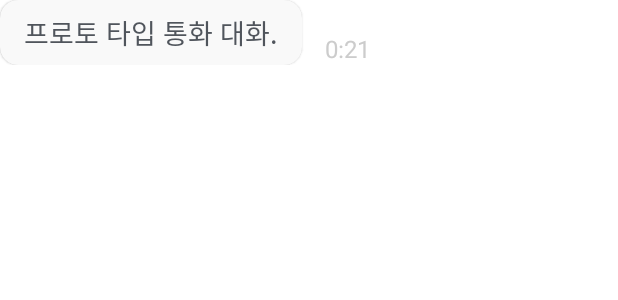
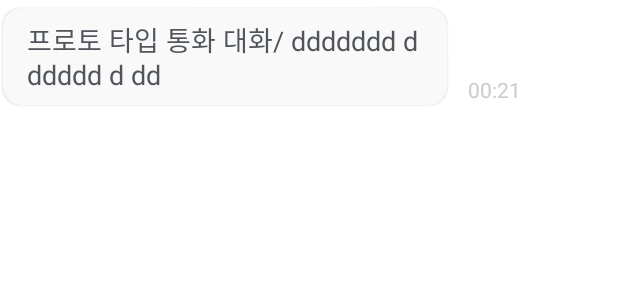
Before and after one commit to 2mushr00m/dialLog, an Android app built with Jetpack Compose: the layout item_transcript.xml on its own in the app's theme, with its tools: preview values and no code run, on a phone screen of 412 x 824 dp. Shown: the top 300 px of the screen. Run offline under Robolectric (Android 15) with nearby library versions, the phone set to English and light mode, and no system bars.

Commit message:
2025-10-01 Activity bind

```diff
--- a/app/src/main/java/com/example/diallog/data/repository/ClovaSpeechTranscriber.java
+++ b/app/src/main/java/com/example/diallog/data/repository/ClovaSpeechTranscriber.java
@@ -65,7 +65,7 @@ public final class ClovaSpeechTranscriber implements Transcriber {
         try {
             // 1) File Resolved
             AudioUriResolver resolver = new AudioUriResolver(app);
-            resolved = resolver.resolveWithFallback(audioUri, app.getResources(), R.raw.sample1, "sample1.mp3");
+            resolved = resolver.resolveWithFallback(audioUri, app.getResources(), R.raw.sample1, "raw/sample1.mp3");
 
             Log.d(TAG, "파일 해석: path=" + resolved.file
                     + " size=" + resolved.file.length()
--- a/app/src/main/java/com/example/diallog/data/repository/GoogleTranscriber.java
+++ b/app/src/main/java/com/example/diallog/data/repository/GoogleTranscriber.java
@@ -167,7 +167,7 @@ public final class GoogleTranscriber implements Transcriber {
         AudioUriResolver.ResolvedAudio resolved = null;
         try {
             AudioUriResolver resolver = new AudioUriResolver(app);
-            resolved = resolver.resolveWithFallback(input.uri, app.getResources(), R.raw.sample_eng1, "sample_eng1.mp3");
+            resolved = resolver.resolveWithFallback(input.uri, app.getResources(), R.raw.sample_eng1, "raw/sample_eng1.mp3");
 
             int sampleRateHz = GoogleSttAudioHelper.extractSampleRateHz(resolved.file);
             byte[] audioBytes = readFile(resolved.file);
--- a/app/src/main/java/com/example/diallog/data/repository/MockCallRepository.java
+++ b/app/src/main/java/com/example/diallog/data/repository/MockCallRepository.java
@@ -20,8 +20,8 @@ public final class MockCallRepository implements CallRepository {
 
     public MockCallRepository(@NonNull Context app) {
         // 캐시에 샘플 파일 복사 후 그 절대경로를 path로 사용
-        File a = copyRawToCache(app, R.raw.sample1, "sample1.mp3");
-        File b = copyRawToCache(app, R.raw.sample2, "sample2.mp3");
+        File a = copyRawToCache(app, R.raw.sample1, "raw/sample1.mp3");
+        File b = copyRawToCache(app, R.raw.sample2, "raw/sample2.mp3");
         long now = System.currentTimeMillis();
         fake.add(new CallRecord(Uri.fromFile(a), "통화1", 120_000, now));
         fake.add(new CallRecord(Uri.fromFile(b), "통화2",  60_000, now - 3_600_000));
--- a/app/src/main/res/layout/activity_summary.xml
+++ b/app/src/main/res/layout/activity_summary.xml
@@ -32,11 +32,9 @@
         android:id="@+id/content_container"
         android:layout_width="match_parent"
         android:layout_height="wrap_content"
-        android:layout_marginVertical="35dp"
-        android:layout_marginHorizontal="20dp"
         app:layout_anchor="@+id/content_container"
         app:layout_anchorGravity="center"
-        app:layout_behavior="@string/appbar_scrolling_view_behavior">
+        app:layout_behavior="@string/appbar_scrolling_view_behavior" >
 
         <androidx.recyclerview.widget.RecyclerView
             android:id="@+id/rv_sections"
--- a/app/src/main/res/layout/item_transcript.xml
+++ b/app/src/main/res/layout/item_transcript.xml
@@ -5,12 +5,12 @@
     xmlns:tools="http://schemas.android.com/tools"
     android:orientation="vertical"
     android:layout_width="match_parent"
-    android:layout_height="wrap_content"
-    android:paddingBottom="4dp">
+    android:layout_height="wrap_content">
 
     <androidx.constraintlayout.widget.ConstraintLayout
         android:layout_width="match_parent"
-        android:layout_height="wrap_content">
+        android:layout_height="wrap_content"
+        android:paddingVertical="2dp">
 
         <com.google.android.material.card.MaterialCardView
             android:id="@+id/cv_text"
@@ -18,31 +18,38 @@
             android:layout_height="wrap_content"
             app:cardBackgroundColor="@color/surface_variant"
             app:cardCornerRadius="12dp"
+            app:cardPreventCornerOverlap="false"
+            app:cardUseCompatPadding="true"
+            app:layout_constraintWidth_max="300dp"
             app:layout_constraintStart_toStartOf="parent"
+            app:layout_constraintEnd_toStartOf="@id/tv_time"
             app:layout_constraintTop_toTopOf="parent">
 
             <TextView
                 android:id="@+id/tv_text"
                 android:layout_width="wrap_content"
                 android:layout_height="wrap_content"
-                android:textSize="18sp"
-                android:textColor="@color/on_surface"
                 android:paddingHorizontal="16dp"
                 android:paddingVertical="8dp"
-                tools:text="프로토 타입 통화 대화."/>
+                android:textColor="@color/on_surface"
+                android:textSize="18sp"
+                tools:text="프로토 타입 통화 대화/ ddddddd d ddddd d dd" />
         </com.google.android.material.card.MaterialCardView>
 
         <TextView
             android:id="@+id/tv_time"
             android:layout_width="0dp"
             android:layout_height="wrap_content"
-            android:layout_marginStart="15dp"
-            android:textSize="16sp"
+            android:layout_marginStart="12dp"
+            android:layout_marginBottom="4dp"
+            android:gravity="start"
             android:textColor="@color/subtext_light"
+            android:textSize="14sp"
+            app:layout_constraintWidth_min="56dp"
+            app:layout_constraintBottom_toBottomOf="parent"
+            app:layout_constraintEnd_toEndOf="parent"
             app:layout_constraintStart_toEndOf="@id/cv_text"
-            app:layout_constraintEnd_toEndOf="parent"
-            app:layout_constraintBottom_toBottomOf="parent"
-            tools:text="0:21"/>
+            tools:text="00:21" />
 
     </androidx.constraintlayout.widget.ConstraintLayout>
 
@@ -51,6 +58,7 @@
         android:layout_height="wrap_content"
         android:textColor="@color/chip_text"
         android:textSize="13sp"
+        android:paddingVertical="3dp"
         app:chipBackgroundColor="@color/chip_background"
         app:chipStrokeColor="@color/chip_outline"
         app:chipStrokeWidth="1dp"
```
Also changed, not shown: app/src/main/java/com/example/diallog/data/repository/FileSystemCallRepository.java (+77 -24 lines), app/src/main/res/layout/item_transcript_section.xml (+9 -17 lines), 3 other files.
